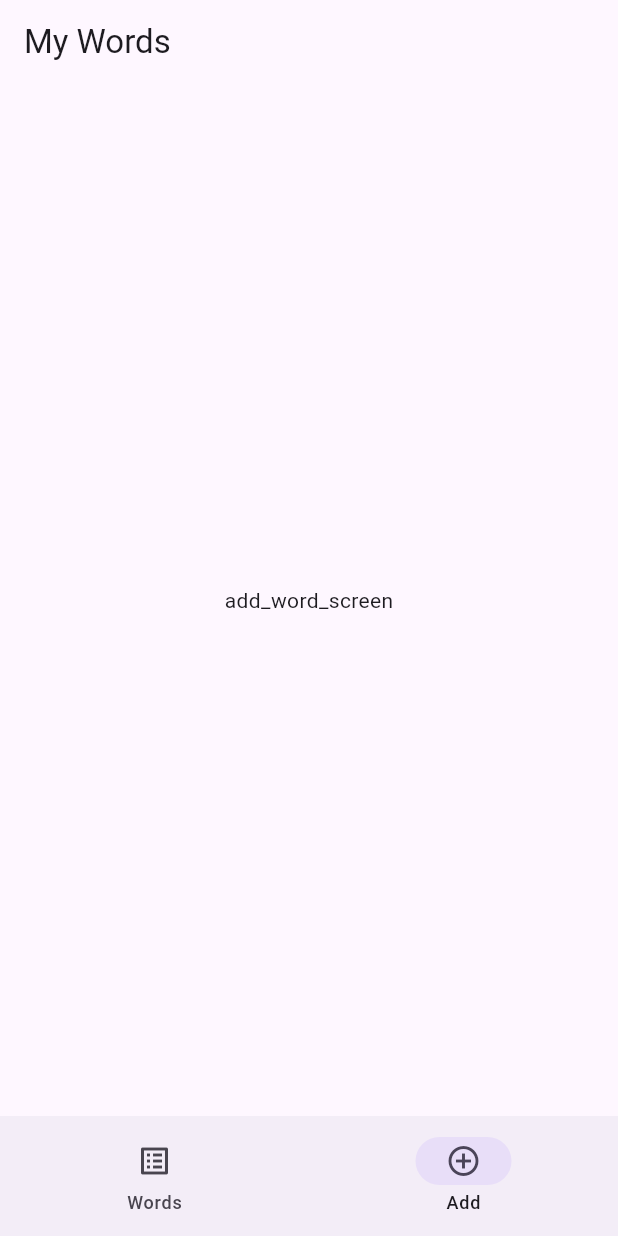
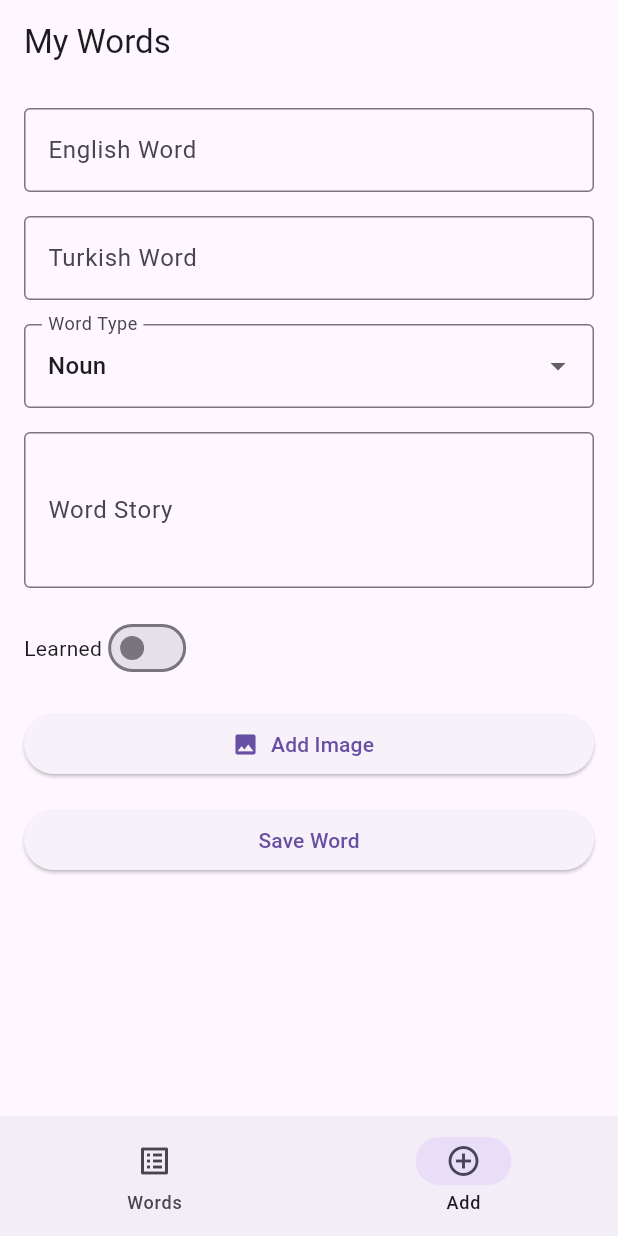
Before and after one commit to Yildirim-AliD/vocabulary-memo-flutter, a Flutter app: the screen it shows after launch, item 2 of the bottom bar chosen, on a phone screen of 412 x 824 dp. Run offline on Flutter 3.47's test engine with Material 3 defaults, Android fonts, the phone set to English and light mode, and no system bars; our stand-ins replace image_picker, isar; accounts and stored records are empty; generated files the repository leaves out were written again.

Commit message:
feat: build initial AddWordScreen UI with form fields and image picker
- Created AddWordScreen with form fields: English, Turkish, Word Type, Story
- Implemented learned switch and dropdown for word type selection
- Added image picker with preview using image_picker package
- UI layout completed; save logic to be implemented later

```diff
--- a/vocabulary_memo_flutter/lib/main.dart
+++ b/vocabulary_memo_flutter/lib/main.dart
@@ -1,4 +1,5 @@
 import 'package:flutter/material.dart';
+import 'package:vocabulary_memo_flutter/screens/add_word_screen.dart';
 import 'package:vocabulary_memo_flutter/screens/word_list_screen.dart';
 import 'package:vocabulary_memo_flutter/services/word_service.dart';
 
@@ -32,10 +33,7 @@ class MainPage extends StatefulWidget {
 
 class _MainPageState extends State<MainPage> {
   List<Widget> getScreens() {
-    return [
-      WordList(wordService: widget.wordService),
-      const Center(child: Text("add_word_screen")),
-    ];
+    return [WordList(wordService: widget.wordService), AddWordScreen()];
   }
 
   int _selectedScreen = 0;
--- a/vocabulary_memo_flutter/lib/screens/add_word_screen.dart
+++ b/vocabulary_memo_flutter/lib/screens/add_word_screen.dart
@@ -0,0 +1,127 @@
+import 'dart:io';
+
+import 'package:flutter/material.dart';
+import 'package:image_picker/image_picker.dart';
+
+class AddWordScreen extends StatefulWidget {
+  const AddWordScreen({super.key});
+
+  @override
+  State<AddWordScreen> createState() => _AddWordScreenState();
+}
+
+class _AddWordScreenState extends State<AddWordScreen> {
+  final _formKey = GlobalKey<FormState>();
+  final _englishController = TextEditingController();
+  final _turkishController = TextEditingController();
+  final _storyController = TextEditingController();
+  String _selectedWordType = "Noun";
+  bool _isLearned = false;
+  File? _imageFile;
+  final ImagePicker _picker = ImagePicker();
+
+  List<String> wordType = [
+    "Noun",
+    "Adjective",
+    "Verb",
+    "Adverb",
+    "phrasal vern",
+    "Idiom",
+  ];
+
+  @override
+  void dispose() {
+    _englishController.dispose();
+    _turkishController.dispose();
+    _storyController.dispose();
+    super.dispose();
+  }
+
+  void _saveWord() {}
+
+  Future<void> _selectedImage() async {
+    final image = await _picker.pickImage(source: ImageSource.gallery);
+    if (image != null) {
+      _imageFile = File(image.path);
+    }
+  }
+
+  @override
+  Widget build(BuildContext context) {
+    return Padding(
+      padding: EdgeInsets.all(16),
+      child: Form(
+        child: ListView(
+          children: [
+            TextFormField(
+              controller: _englishController,
+              decoration: InputDecoration(
+                labelText: "English Word",
+                border: OutlineInputBorder(),
+              ),
+            ),
+            SizedBox(height: 16),
+            TextFormField(
+              controller: _turkishController,
+              decoration: InputDecoration(
+                labelText: "Turkish Word",
+                border: OutlineInputBorder(),
+              ),
+            ),
+            SizedBox(height: 16),
+            DropdownButtonFormField<String>(
+              value: _selectedWordType,
+              decoration: InputDecoration(
+                border: OutlineInputBorder(),
+                label: Text("Word Type"),
+              ),
+              items:
+                  wordType.map((e) {
+                    return DropdownMenuItem(child: Text(e), value: e);
+                  }).toList(),
+              onChanged: (value) {
+                setState(() {
+                  _selectedWordType = value!;
+                });
+              },
+            ),
+            SizedBox(height: 16),
+            TextFormField(
+              controller: _storyController,
+              decoration: InputDecoration(
+                labelText: "Word Story",
+                border: OutlineInputBorder(),
+              ),
+              maxLines: 3,
+            ),
+            SizedBox(height: 16),
+            Row(
+              children: [
+                Text("Learned"),
+                Switch(
+                  value: _isLearned,
+                  onChanged: (value) {
+                    setState(() {
+                      _isLearned = !_isLearned;
+                    });
+                  },
+                ),
+              ],
+            ),
+            SizedBox(height: 16),
+            ElevatedButton.icon(
+              onPressed: _selectedImage,
+              label: Text("Add Image"),
+              icon: Icon(Icons.image),
+            ),
+            SizedBox(height: 8),
+            if (_imageFile != null)
+              Image.file(_imageFile!, height: 150, fit: BoxFit.cover),
+            SizedBox(height: 8),
+            ElevatedButton(onPressed: _saveWord, child: Text("Save Word")),
+          ],
+        ),
+      ),
+    );
+  }
+}
--- a/vocabulary_memo_flutter/pubspec.yaml
+++ b/vocabulary_memo_flutter/pubspec.yaml
@@ -37,6 +37,7 @@ dependencies:
   isar: ^3.1.0+1
   isar_flutter_libs: ^3.1.0+1
   path_provider: ^2.1.5
+  image_picker: ^1.1.2
 
 dev_dependencies:
   flutter_test:
```
Also changed, not shown: 5 other files.
